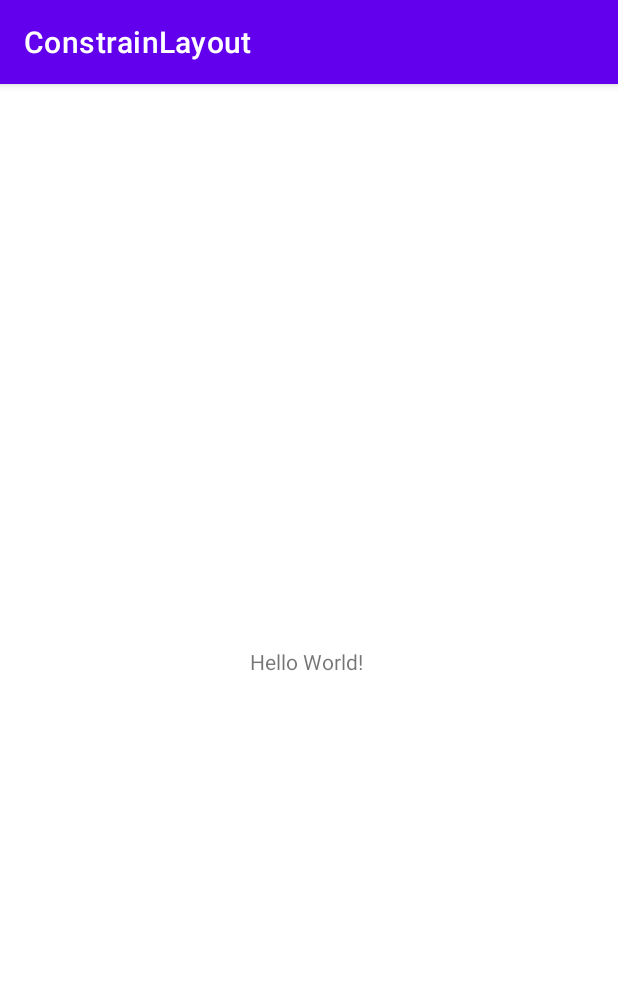
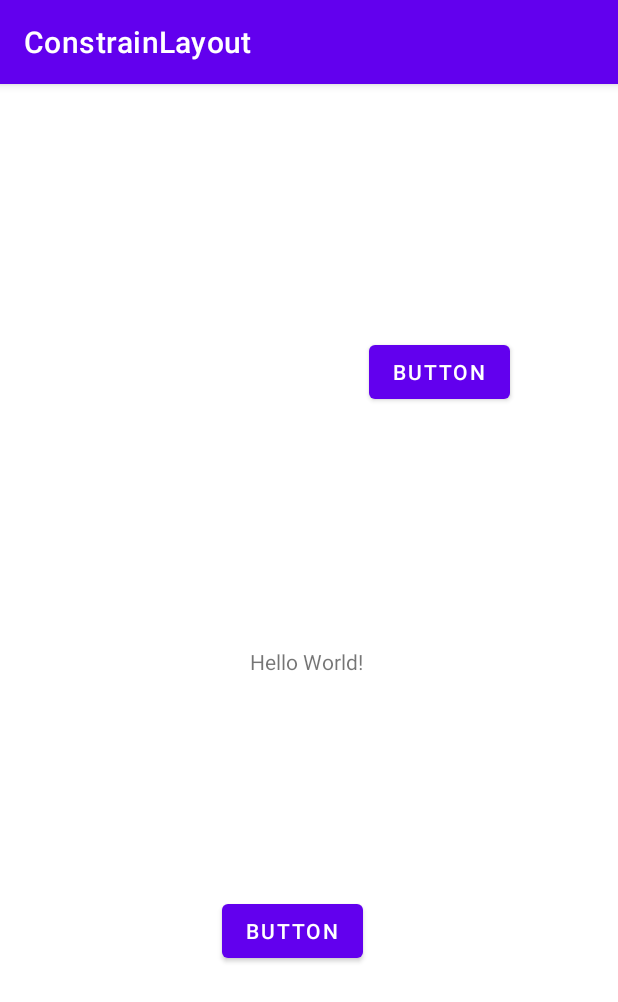
Before and after one commit to jalvarezbretana/ConstrainLayout, an Android app: the screen it shows after launch (MainActivity), on a phone screen of 412 x 824 dp. Shown: the top 1002 px of the screen. Run offline under Robolectric (Android 15) with nearby library versions, the phone set to English and light mode, and no system bars.

Commit message:
Añadida restriccion vertical y horizontal, figura 8

```diff
--- a/app/src/main/res/layout/activity_main.xml
+++ b/app/src/main/res/layout/activity_main.xml
@@ -7,6 +7,7 @@
     tools:context=".MainActivity">
 
     <TextView
+        android:id="@+id/textView4"
         android:layout_width="79dp"
         android:layout_height="17dp"
         android:text="Hello World!"
@@ -15,4 +16,23 @@
         app:layout_constraintStart_toStartOf="parent"
         app:layout_constraintTop_toTopOf="parent" />
 
+    <Button
+        android:id="@+id/button5"
+        android:layout_width="wrap_content"
+        android:layout_height="wrap_content"
+        android:layout_marginTop="168dp"
+        android:text="Button"
+        app:layout_constraintStart_toEndOf="@+id/textView4"
+        app:layout_constraintTop_toTopOf="parent" />
+
+    <Button
+        android:id="@+id/button7"
+        android:layout_width="wrap_content"
+        android:layout_height="wrap_content"
+        android:layout_marginStart="148dp"
+        android:layout_marginTop="148dp"
+        android:text="Button"
+        app:layout_constraintStart_toStartOf="parent"
+        app:layout_constraintTop_toBottomOf="@+id/textView4" />
+
 </androidx.constraintlayout.widget.ConstraintLayout>
```
